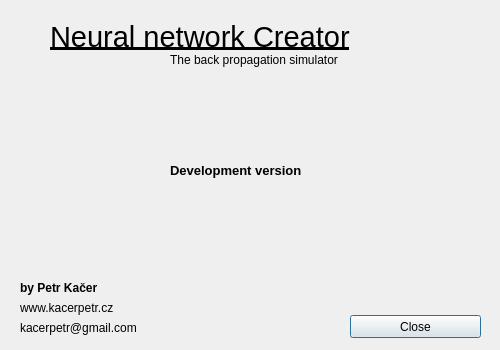
First picture: the form in DialogUi/AboutDialog.ui, repository kacerpetr/NNCreator, before the edit.
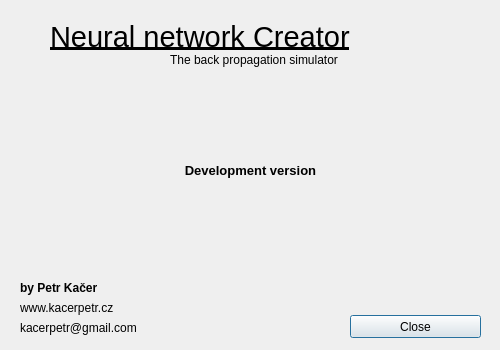
Second picture: the form after the edit. Icons and pictures are not drawn.

```diff
--- a/DialogUi/AboutDialog.ui
+++ b/DialogUi/AboutDialog.ui
@@ -134,14 +134,14 @@
   <widget class="QLabel" name="label_7">
    <property name="geometry">
     <rect>
-     <x>170</x>
+     <x>10</x>
      <y>160</y>
-     <width>161</width>
+     <width>481</width>
      <height>21</height>
     </rect>
    </property>
    <property name="text">
-    <string>&lt;html&gt;&lt;head/&gt;&lt;body&gt;&lt;p&gt;&lt;span style=&quot; font-size:10pt; font-weight:600;&quot;&gt;Development version&lt;/span&gt;&lt;/p&gt;&lt;/body&gt;&lt;/html&gt;</string>
+    <string>&lt;html&gt;&lt;head/&gt;&lt;body&gt;&lt;p align=&quot;center&quot;&gt;&lt;span style=&quot; font-size:10pt; font-weight:600;&quot;&gt;Development version&lt;/span&gt;&lt;/p&gt;&lt;/body&gt;&lt;/html&gt;</string>
    </property>
   </widget>
  </widget>
```
